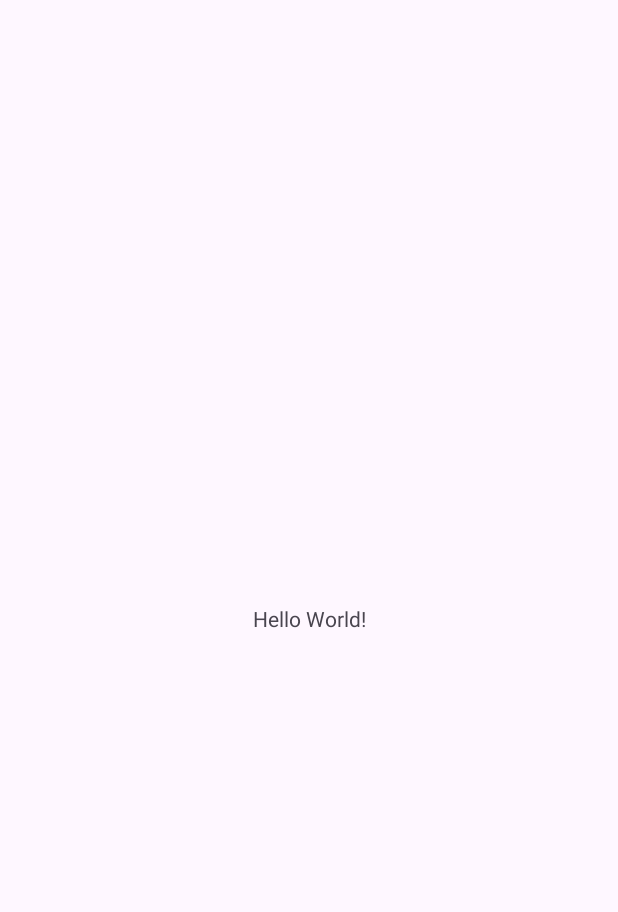
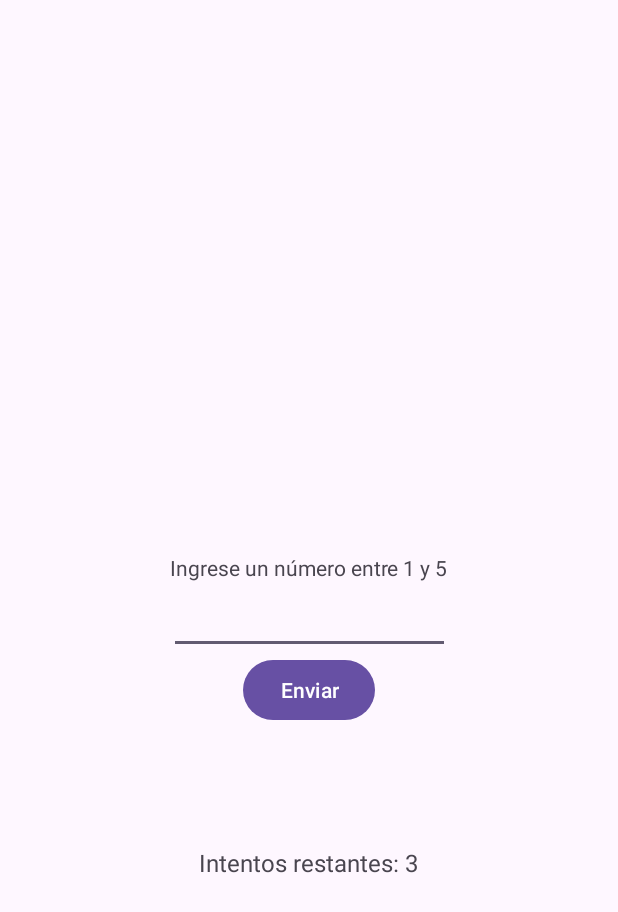
Before and after one commit to cambaccarini/tp2.1AppsMoviles, an Android app: the screen it shows after launch (MainActivity), on a phone screen of 412 x 824 dp. Before the commit the part shown is almost empty. Shown: the top 912 px of the screen. Run offline under Robolectric (Android 15) with nearby library versions, the phone set to English and light mode, and no system bars.

Commit message:
adivinar e intentos

```diff
--- a/app/src/main/AndroidManifest.xml
+++ b/app/src/main/AndroidManifest.xml
@@ -14,7 +14,8 @@
         tools:targetApi="31">
         <activity
             android:name=".MainActivity"
-            android:exported="true">
+            android:exported="true"
+            android:windowSoftInputMode="stateVisible|adjustResize">
             <intent-filter>
                 <action android:name="android.intent.action.MAIN" />
 
--- a/app/src/main/java/com/example/adivinarnumero/MainActivity.kt
+++ b/app/src/main/java/com/example/adivinarnumero/MainActivity.kt
@@ -1,20 +1,77 @@
 package com.example.adivinarnumero
 
 import android.os.Bundle
+import android.widget.Button
+import android.widget.EditText
+import android.widget.Toast
 import androidx.activity.enableEdgeToEdge
 import androidx.appcompat.app.AppCompatActivity
 import androidx.core.view.ViewCompat
 import androidx.core.view.WindowInsetsCompat
+import kotlin.random.Random
+import android.widget.TextView
 
 class MainActivity : AppCompatActivity() {
+
+    private var numeroAleatorio = 0
+    private var intentosRestantes = 3
+
+
     override fun onCreate(savedInstanceState: Bundle?) {
         super.onCreate(savedInstanceState)
         enableEdgeToEdge()
         setContentView(R.layout.activity_main)
+
         ViewCompat.setOnApplyWindowInsetsListener(findViewById(R.id.main)) { v, insets ->
             val systemBars = insets.getInsets(WindowInsetsCompat.Type.systemBars())
             v.setPadding(systemBars.left, systemBars.top, systemBars.right, systemBars.bottom)
             insets
         }
+
+        val editTextNumber = findViewById<EditText>(R.id.editTextNumber)
+        val botonEnviar = findViewById<Button>(R.id.buttonEnviar)
+        val textViewIntentos = findViewById<TextView>(R.id.textViewIntentos)
+
+        generarNuevoNumero()
+        actualizarTextViewIntentos(textViewIntentos)
+
+        botonEnviar.setOnClickListener {
+            val entrada = editTextNumber.text.toString()
+
+            if (entrada.isEmpty()) {
+                Toast.makeText(this, "Por favor, ingrese un número.", Toast.LENGTH_SHORT).show()
+                return@setOnClickListener
+            }
+
+            val numeroIngresado = entrada.toIntOrNull()
+
+            if (numeroIngresado == null || numeroIngresado !in 1..5) {
+                Toast.makeText(this, "Ingrese un número entre 1 y 5.", Toast.LENGTH_SHORT).show()
+                return@setOnClickListener
+            }
+
+            if (numeroIngresado == numeroAleatorio) {
+                Toast.makeText(this, "¡Adivinaste! Juega de nuevo", Toast.LENGTH_SHORT).show()
+                generarNuevoNumero()
+                actualizarTextViewIntentos(textViewIntentos)
+            } else {
+                intentosRestantes--
+                if (intentosRestantes > 0) {
+                    Toast.makeText(this, "Intenta de nuevo!", Toast.LENGTH_SHORT).show()
+                } else {
+                    Toast.makeText(this, "El número era $numeroAleatorio. Perdiste :( ", Toast.LENGTH_LONG).show()
+                    generarNuevoNumero()
+                }
+                actualizarTextViewIntentos(textViewIntentos)
+            }
+            editTextNumber.text.clear()
+        }
+    }
+    private fun generarNuevoNumero() {
+        numeroAleatorio = Random.nextInt(1, 6)
+        intentosRestantes = 3
+    }
+    private fun actualizarTextViewIntentos(textView: TextView) {
+        textView.text = "Intentos restantes: $intentosRestantes"
     }
 }
--- a/app/src/main/res/layout/activity_main.xml
+++ b/app/src/main/res/layout/activity_main.xml
@@ -7,13 +7,49 @@
     android:layout_height="match_parent"
     tools:context=".MainActivity">
 
-    <TextView
-        android:layout_width="wrap_content"
-        android:layout_height="wrap_content"
-        android:text="Hello World!"
+    <EditText
+        android:id="@+id/editTextNumber"
+        android:layout_width="187dp"
+        android:layout_height="48dp"
+        android:ems="10"
+        android:inputType="number"
+        android:gravity="center"
+        android:focusable="true"
+        android:focusableInTouchMode="true"
         app:layout_constraintBottom_toBottomOf="parent"
         app:layout_constraintEnd_toEndOf="parent"
         app:layout_constraintStart_toStartOf="parent"
         app:layout_constraintTop_toTopOf="parent" />
 
+    <TextView
+        android:id="@+id/textView"
+        android:layout_width="wrap_content"
+        android:layout_height="wrap_content"
+        android:text="Ingrese un número entre 1 y 5"
+        app:layout_constraintBottom_toTopOf="@+id/editTextNumber"
+        app:layout_constraintStart_toStartOf="parent"
+        app:layout_constraintEnd_toEndOf="parent" />
+
+    <TextView
+        android:id="@+id/textViewIntentos"
+        android:layout_width="wrap_content"
+        android:layout_height="wrap_content"
+        android:layout_marginTop="128dp"
+        android:text="Intentos restantes: 3"
+        android:textSize="16sp"
+        app:layout_constraintEnd_toEndOf="parent"
+        app:layout_constraintHorizontal_bias="0.498"
+        app:layout_constraintStart_toStartOf="parent"
+        app:layout_constraintTop_toBottomOf="@+id/editTextNumber" />
+
+    <Button
+        android:id="@+id/buttonEnviar"
+        android:layout_width="wrap_content"
+        android:layout_height="wrap_content"
+        android:text="Enviar"
+        app:layout_constraintTop_toBottomOf="@+id/editTextNumber"
+        app:layout_constraintStart_toStartOf="parent"
+        app:layout_constraintEnd_toEndOf="parent"
+        />
+
 </androidx.constraintlayout.widget.ConstraintLayout>
```
